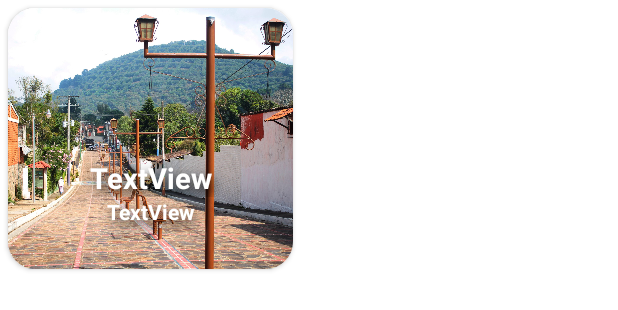
After one commit to ETPS3-T/ETPS3-T_Project, an Android app: the layout lugaresview_mini.xml on its own in the app's theme, with its tools: preview values and no code run, on a phone screen of 412 x 824 dp. The commit adds this screen. Shown: the top 310 px of the screen. Run offline under Robolectric (Android 15) with nearby library versions, the phone set to English and light mode, and no system bars; Roboto replaces fonts that are not available here.

Commit message:
Activity "Lugares" finalizado y funcionando. Queda quemar 8 departamentos con mas informacion.

```diff
--- a/app/build.gradle
+++ b/app/build.gradle
@@ -37,6 +37,7 @@ dependencies {
     implementation 'androidx.constraintlayout:constraintlayout:2.0.4'
     implementation 'androidx.navigation:navigation-fragment:2.2.2'
     implementation 'androidx.navigation:navigation-ui:2.2.2'
+    implementation 'androidx.cardview:cardview:1.0.0'
     implementation 'androidx.lifecycle:lifecycle-livedata-ktx:2.2.0'
     implementation 'androidx.lifecycle:lifecycle-viewmodel-ktx:2.2.0'
     implementation 'androidx.recyclerview:recyclerview:1.1.0'
--- /dev/null
+++ b/app/src/main/res/layout/lugaresview_mini.xml
@@ -0,0 +1,61 @@
+<?xml version="1.0" encoding="utf-8"?>
+<LinearLayout xmlns:android="http://schemas.android.com/apk/res/android"
+    xmlns:app="http://schemas.android.com/apk/res-auto"
+    xmlns:tools="http://schemas.android.com/tools"
+    android:layout_width="wrap_content"
+    android:layout_height="190dp">
+
+    <androidx.cardview.widget.CardView
+        android:id="@+id/cardView"
+        android:layout_width="190dp"
+        android:layout_height="174dp"
+        android:layout_margin="5dp"
+        android:elevation="10dp"
+        app:cardCornerRadius="18dp">
+
+        <ImageView
+            android:id="@+id/imagen"
+            android:layout_width="match_parent"
+            android:layout_height="match_parent"
+            android:background="@color/white"
+            android:scaleType="centerCrop"
+            android:src="@drawable/apaneca" />
+
+        <LinearLayout
+            android:layout_width="match_parent"
+            android:layout_height="match_parent"
+            android:orientation="vertical">
+
+            <TextView
+                android:id="@+id/tvLugar"
+                android:layout_width="match_parent"
+                android:layout_height="wrap_content"
+                android:layout_marginTop="100dp"
+                android:shadowColor="#000000"
+                android:shadowDx="2"
+                android:shadowDy="5"
+                android:shadowRadius="10"
+                android:text="TextView"
+                android:textAlignment="center"
+                android:textColor="@color/white"
+                android:textSize="19sp"
+                android:textStyle="bold" />
+
+            <TextView
+                android:id="@+id/tvDepartamento"
+                android:layout_width="match_parent"
+                android:layout_height="66dp"
+                android:shadowColor="#000000"
+                android:shadowDx="2"
+                android:shadowDy="5"
+                android:shadowRadius="10"
+                android:text="TextView"
+                android:textAlignment="center"
+                android:textColor="@color/white"
+                android:textStyle="bold" />
+        </LinearLayout>
+
+    </androidx.cardview.widget.CardView>
+
+
+</LinearLayout>
```
Also changed, not shown: app/src/main/java/com/example/sivartravel/user/adaptador/RecyclerViewAdapterMini.java (added, +81 -0 lines), app/src/main/java/com/example/sivartravel/user/inicio/Inicio.java (+6 -8 lines), app/src/main/java/com/example/sivartravel/user/lugares/Lugares.java (+96 -1 lines), app/src/main/res/layout/user_lugares.xml (+7 -9 lines), app/src/main/res/drawable/main.png (added).
